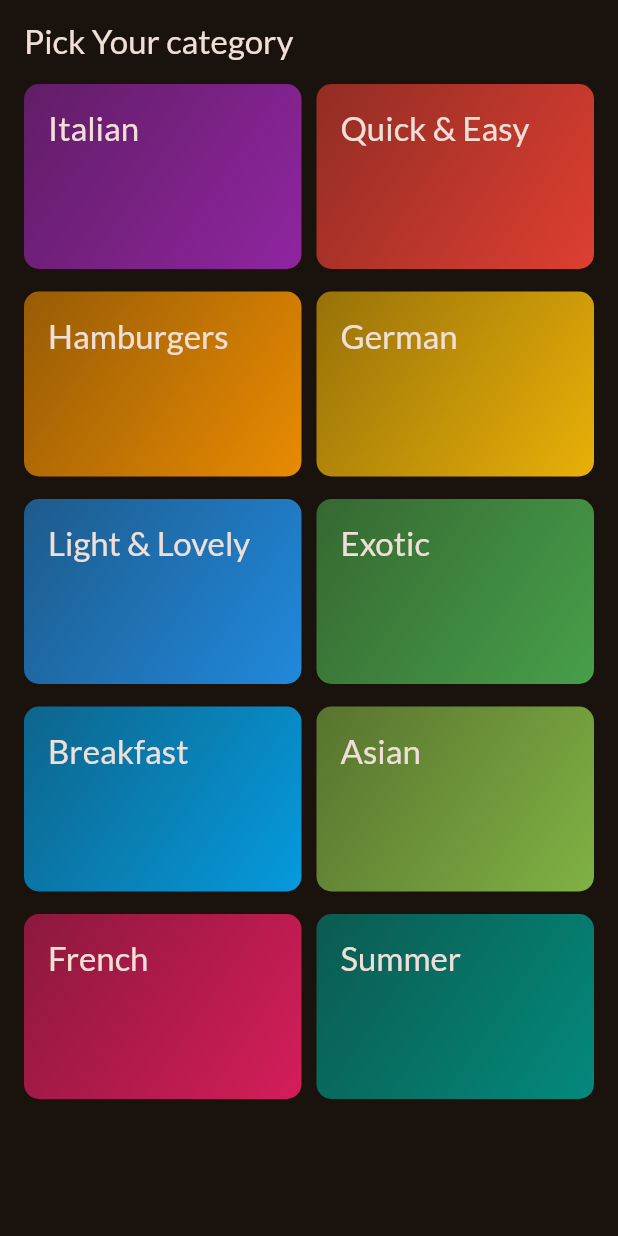
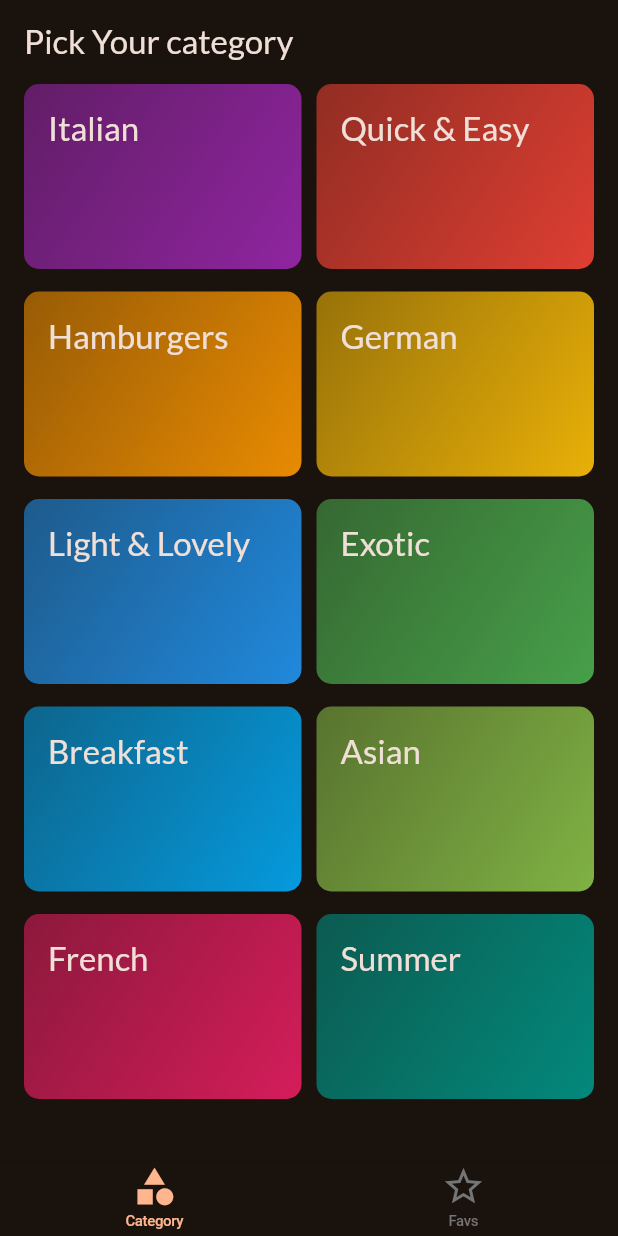
Before and after one commit to anrzgit/flutterMealsApp, a Flutter app: the screen it shows after launch, on a phone screen of 412 x 824 dp. Run offline on Flutter 3.47's test engine with Material 2 defaults, Android fonts, the phone set to English and light mode, and no system bars; our stand-ins replace google_fonts, transparent_image.

Commit message:
163 added bottom Navigationbar

```diff
--- a/lib/main.dart
+++ b/lib/main.dart
@@ -2,6 +2,7 @@ import 'package:flutter/material.dart';
 
 import 'package:google_fonts/google_fonts.dart';
 import 'package:meals_app/screens/categories_screen.dart';
+import 'package:meals_app/screens/tabs_screen.dart';
 
 final theme = ThemeData(
   useMaterial3: true,
@@ -22,9 +23,8 @@ class App extends StatelessWidget {
   @override
   Widget build(BuildContext context) {
     return MaterialApp(
-      debugShowCheckedModeBanner: false,
-      theme: theme,
-      home: const CategoriesScreen(),
-    );
+        debugShowCheckedModeBanner: false,
+        theme: theme,
+        home: const TabsScreen());
   }
 }
--- a/lib/screens/categories_screen.dart
+++ b/lib/screens/categories_screen.dart
@@ -1,7 +1,9 @@
 import 'package:flutter/material.dart';
+import 'package:flutter/services.dart';
 import 'package:meals_app/data/dummy_data.dart';
 import 'package:meals_app/models/category_model.dart';
 import 'package:meals_app/screens/meals_screen.dart';
+
 import 'package:meals_app/widgets/category_grid_item.dart';
 
 class CategoriesScreen extends StatelessWidget {
@@ -25,6 +27,9 @@ class CategoriesScreen extends StatelessWidget {
   Widget build(BuildContext context) {
     return Scaffold(
       appBar: AppBar(
+        //to change the navigation bar color
+        systemOverlayStyle: SystemUiOverlayStyle(
+            systemNavigationBarColor: Theme.of(context).canvasColor),
         title: const Text("Pick Your category"),
       ),
       body: GridView.builder(
--- /dev/null
+++ b/lib/screens/tabs_screen.dart
@@ -0,0 +1,69 @@
+import 'package:flutter/cupertino.dart';
+import 'package:flutter/material.dart';
+import 'package:meals_app/screens/categories_screen.dart';
+import 'package:meals_app/screens/meals_screen.dart';
+
+class TabsScreen extends StatefulWidget {
+  const TabsScreen({super.key});
+
+  @override
+  State<TabsScreen> createState() => _TabsScreenState();
+}
+
+class _TabsScreenState extends State<TabsScreen> {
+  int selectedPageIndex = 0;
+
+  late PageController pageController;
+
+  @override
+  void initState() {
+    pageController = PageController();
+    super.initState();
+  }
+
+  @override
+  void dispose() {
+    pageController.dispose();
+    super.dispose();
+  }
+
+  void _selectpage(int page) {
+    pageController.jumpToPage(page);
+  }
+
+  void onPageChanged(int page) {
+    setState(() {
+      selectedPageIndex = page;
+    });
+  }
+
+  @override
+  Widget build(BuildContext context) {
+    return Scaffold(
+      body: PageView(
+          controller: pageController,
+          onPageChanged: onPageChanged,
+          children: const [
+            CategoriesScreen(),
+            MealsScreen(meals: [], title: "Favorites")
+          ]),
+      bottomNavigationBar: CupertinoTabBar(
+        currentIndex: selectedPageIndex,
+        backgroundColor: Theme.of(context).canvasColor,
+        onTap: _selectpage,
+        items: const [
+          BottomNavigationBarItem(
+              icon: Icon(
+                Icons.category,
+              ),
+              label: 'Category'),
+          BottomNavigationBarItem(
+              icon: Icon(
+                Icons.star_border_outlined,
+              ),
+              label: 'Favs'),
+        ],
+      ),
+    );
+  }
+}
```
Also changed, not shown: lib/screens/meal_detail_screen.dart (added, +86 -0 lines), lib/screens/meals_screen.dart (+11 -1 lines), lib/widgets/meal_item.dart (+7 -2 lines).
